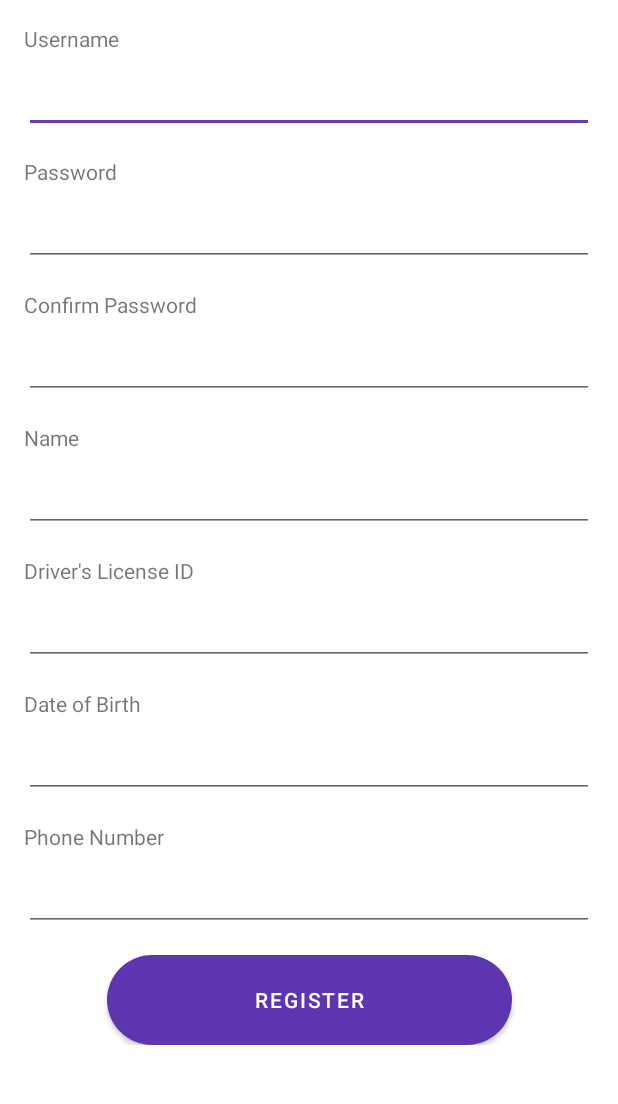
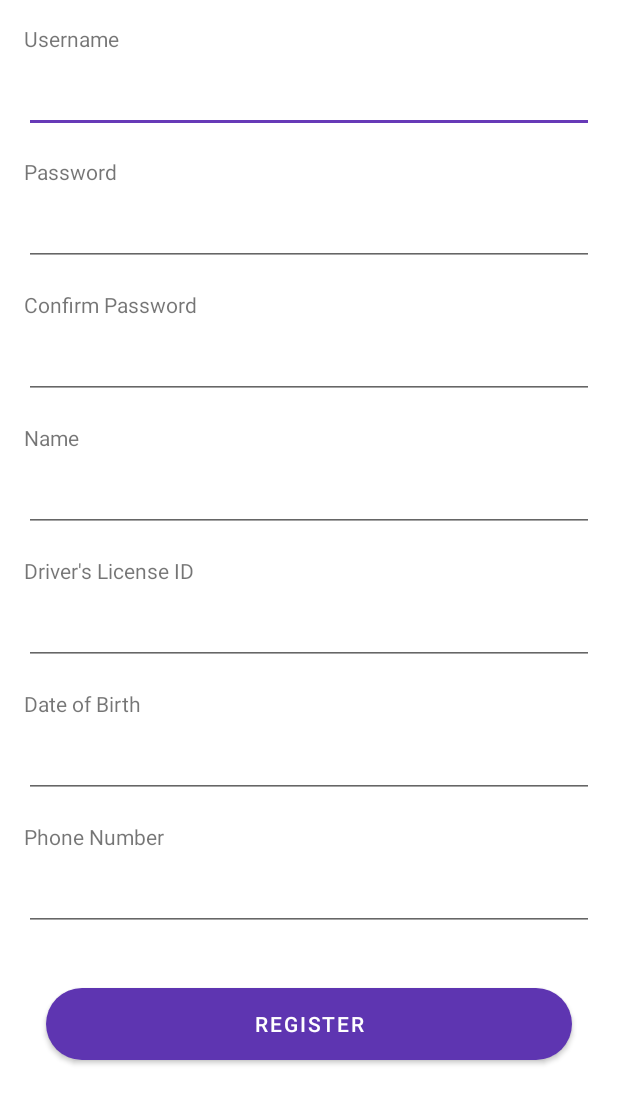
Before and after one commit to pravramidis/CarSharingFrontEnd, an Android app: the screen it shows after launch (UserRegistration), on a phone screen of 412 x 824 dp. Shown: the top 1104 px of the screen. Run offline under Robolectric (Android 15) with nearby library versions, the light colour scheme and no system bars; our stand-ins replace Volley, navigation-ui.

Commit message:
Change the register button

```diff
--- a/app/src/main/java/com/CharaProdromos/carsharing/MainActivity.java
+++ b/app/src/main/java/com/CharaProdromos/carsharing/MainActivity.java
@@ -20,7 +20,6 @@ public class MainActivity extends AppCompatActivity {
     @Override
     protected void onCreate(Bundle savedInstanceState) {
         super.onCreate(savedInstanceState);
-        setContentView(R.layout.registration_screen);
 
         Intent intent = new Intent(MainActivity.this, UserRegistration.class);
         startActivity(intent);
--- a/app/src/main/java/com/CharaProdromos/carsharing/UserRegistration.java
+++ b/app/src/main/java/com/CharaProdromos/carsharing/UserRegistration.java
@@ -82,7 +82,7 @@ public class UserRegistration extends AppCompatActivity{
                                 toast.show();
                             }
                             else {
-
+                                setContentView(R.layout.login_screen);
                             }
                         }
                         catch (Exception exception) {
--- a/app/src/main/res/layout/registration_screen.xml
+++ b/app/src/main/res/layout/registration_screen.xml
@@ -172,28 +172,22 @@
                 android:layout_marginTop="8dp"
                 android:layout_marginEnd="16dp"
                 android:inputType="phone"
+                app:layout_constraintStart_toStartOf="parent"
                 app:layout_constraintEnd_toEndOf="parent"
-                app:layout_constraintStart_toStartOf="parent"
                 app:layout_constraintTop_toBottomOf="@id/textViewPhoneNumber" />
 
 
             <!-- Add a Register Button -->
-            <Button
+            <com.google.android.material.button.MaterialButton
                 android:id="@+id/buttonRegister"
-                android:layout_width="wrap_content"
-                android:layout_height="wrap_content"
-                android:layout_gravity="center"
-                android:layout_marginTop="16dp"
-                android:width="270dp"
-                android:clickable="true"
-
-
-                android:height="60dp"
-                android:background="@drawable/rectangle_button"
-                android:shape="rectangle"
+                android:layout_width="0dp"
+                app:layout_constraintWidth_percent="0.85"
+                android:layout_height="60dp"
                 android:text="Register"
+                app:cornerRadius="32dp"
+                app:layout_constraintStart_toStartOf="parent"
                 app:layout_constraintEnd_toEndOf="parent"
-                app:layout_constraintStart_toStartOf="parent"
+                android:layout_marginTop="32dp"
                 app:layout_constraintTop_toBottomOf="@id/editTextPhoneNumber" />
 
 
```
